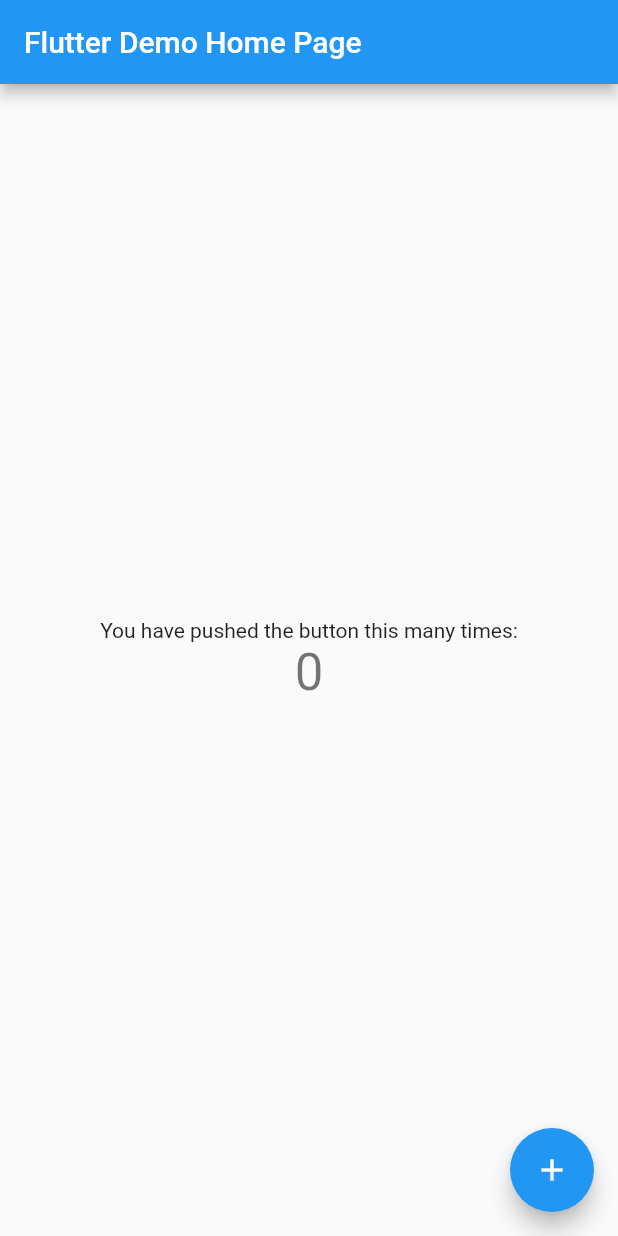
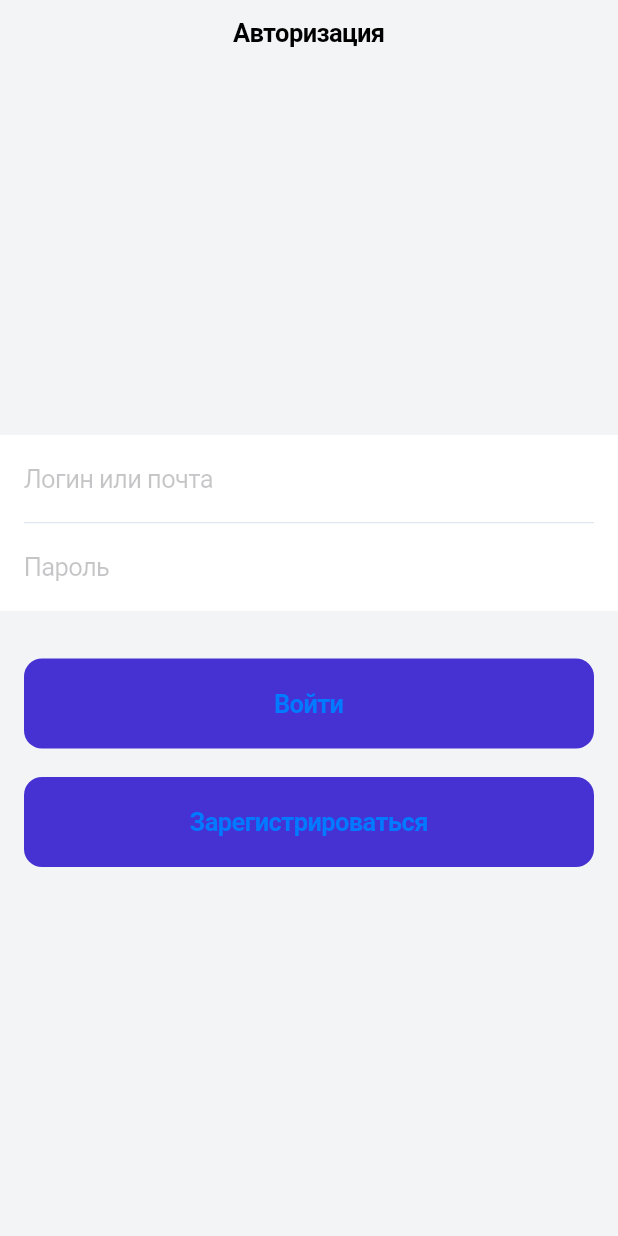
Before and after one commit to maripbekvx/first_project, a Flutter app: the screen it shows after launch, on a phone screen of 412 x 824 dp. Run offline on Flutter 3.47's test engine with Material 2 defaults, Android fonts, the phone set to English and light mode, and no system bars.

Commit message:
made divider line between text fields

```diff
--- a/lib/main.dart
+++ b/lib/main.dart
@@ -1,4 +1,5 @@
-import 'package:flutter/material.dart';
+import 'package:flutter/cupertino.dart';
+import 'package:flutter_app/src/screens/auth/auth_screen.dart';
 
 void main() {
   runApp(MyApp());
@@ -7,60 +8,9 @@ void main() {
 class MyApp extends StatelessWidget {
   @override
   Widget build(BuildContext context) {
-    return MaterialApp(
-      title: 'Flutter Demo',
-      theme: ThemeData(
-        primarySwatch: Colors.blue,
-        visualDensity: VisualDensity.adaptivePlatformDensity,
-      ),
-      home: MyHomePage(title: 'Flutter Demo Home Page'),
+    return CupertinoApp(
+      debugShowCheckedModeBanner: false,
+      home: AuthScreen(),
     );
   }
 }
-
-class MyHomePage extends StatefulWidget {
-  MyHomePage({Key? key, this.title}) : super(key: key);
-
-  final String? title;
-
-  @override
-  _MyHomePageState createState() => _MyHomePageState();
-}
-
-class _MyHomePageState extends State<MyHomePage> {
-  int _counter = 0;
-
-  void _incrementCounter() {
-    setState(() {
-      _counter++;
-    });
-  }
-
-  @override
-  Widget build(BuildContext context) {
-    return Scaffold(
-      appBar: AppBar(
-        title: Text(widget.title ?? ''),
-      ),
-      body: Center(
-        child: Column(
-          mainAxisAlignment: MainAxisAlignment.center,
-          children: <Widget>[
-            Text(
-              'You have pushed the button this many times:',
-            ),
-            Text(
-              '$_counter',
-              style: Theme.of(context).textTheme.headline4,
-            ),
-          ],
-        ),
-      ),
-      floatingActionButton: FloatingActionButton(
-        onPressed: _incrementCounter,
-        tooltip: 'Increment',
-        child: Icon(Icons.add),
-      ),
-    );
-  }
-}
--- /dev/null
+++ b/lib/src/screens/auth/auth_screen.dart
@@ -0,0 +1,85 @@
+import 'package:flutter/cupertino.dart';
+
+class AuthScreen extends StatelessWidget {
+  const AuthScreen({Key? key}) : super(key: key);
+
+  @override
+  Widget build(BuildContext context) {
+    return CupertinoPageScaffold(
+      backgroundColor: Color(0xFFF3F4F6),
+      navigationBar: CupertinoNavigationBar(
+        backgroundColor: CupertinoColors.white,
+        border: Border(),
+        middle: Text('Авторизация'),
+      ),
+      child: Column(
+        mainAxisAlignment: MainAxisAlignment.center,
+        crossAxisAlignment: CrossAxisAlignment.stretch,
+        children: [
+          Container(
+            color: CupertinoColors.white,
+            child: Column(
+              crossAxisAlignment: CrossAxisAlignment.stretch,
+              children: [
+                CupertinoTextField(
+                  placeholder: 'Логин или почта',
+                  decoration: BoxDecoration(
+                    color: CupertinoColors.white,
+                  ),
+                  padding:
+                      const EdgeInsets.symmetric(vertical: 19, horizontal: 16),
+                ),
+
+// Добавляем разделительную линию между полями
+                Container(
+                  height: 1,
+                  color: Color(0xFFE0E6ED),
+                  margin: const EdgeInsets.symmetric(horizontal: 16),
+                ),
+
+                CupertinoTextField(
+                  placeholder: 'Пароль',
+                  decoration: BoxDecoration(
+                    color: CupertinoColors.white,
+                  ),
+                  padding:
+                      const EdgeInsets.symmetric(vertical: 19, horizontal: 16),
+                ),
+              ],
+            ),
+          ),
+          SizedBox(height: 32),
+          Padding(
+            padding: const EdgeInsets.symmetric(horizontal: 16),
+            child: CupertinoButton(
+              padding: const EdgeInsets.symmetric(vertical: 20),
+              color: Color(0xFF4631D2),
+              child: Text(
+                'Войти',
+                style: TextStyle(
+                  fontWeight: FontWeight.bold,
+                ),
+              ),
+              onPressed: () {},
+            ),
+          ),
+          SizedBox(height: 19),
+          Padding(
+            padding: const EdgeInsets.symmetric(horizontal: 16),
+            child: CupertinoButton(
+              padding: const EdgeInsets.symmetric(vertical: 20),
+              color: Color(0xFF4631D2),
+              child: Text(
+                'Зарегистрироваться',
+                style: TextStyle(
+                  fontWeight: FontWeight.bold,
+                ),
+              ),
+              onPressed: () {},
+            ),
+          ),
+        ],
+      ),
+    );
+  }
+}
```
Also changed, not shown: lib/src/screens/login/login_page.dart (deleted).
